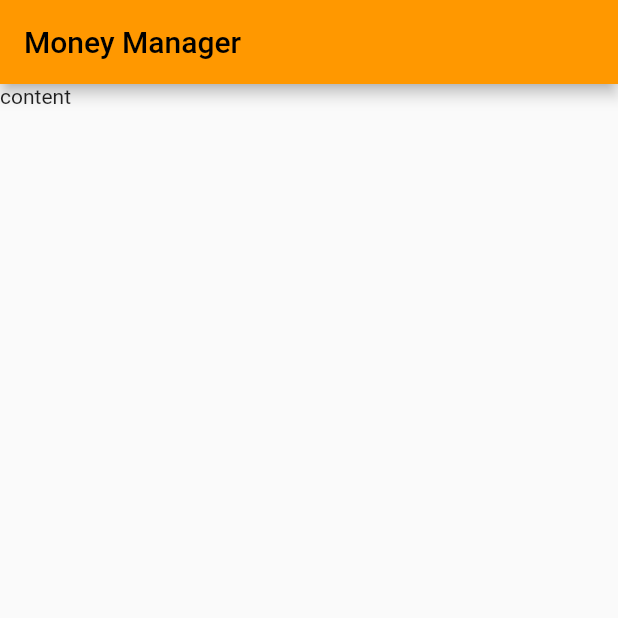
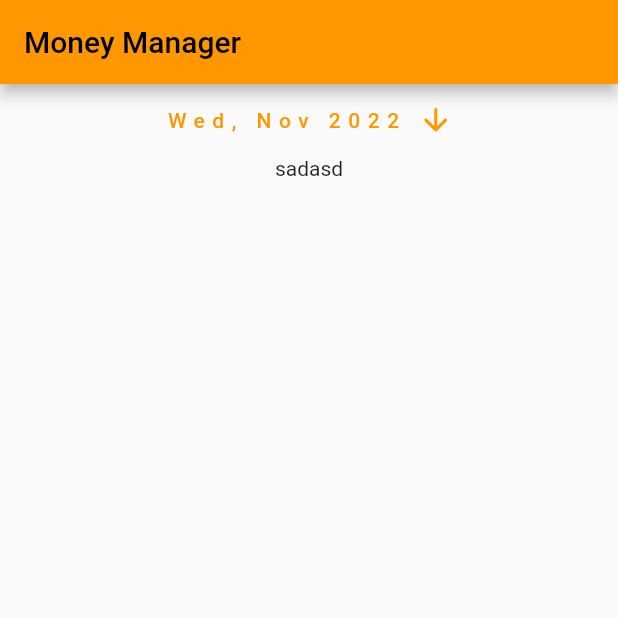
Before and after one commit to YasiruPriyadarshana/MoneyManager, a Flutter app: the screen it shows after launch, on a phone screen of 412 x 824 dp, the top half of it. Run offline on Flutter 3.47's test engine with Material 2 defaults, Android fonts, the phone set to English and light mode, and no system bars.

Commit message:
calendar toggle option

```diff
--- a/money_manager/lib/pages/home.dart
+++ b/money_manager/lib/pages/home.dart
@@ -10,13 +10,43 @@ class HomePage extends StatefulWidget {
 }
 
 class _HomePageState extends State<HomePage> {
+  Widget buildCalander = const SizedBox();
+  bool showCalander = false;
   @override
   Widget build(BuildContext context) {
     return Scaffold(
       appBar: AppBar(
         title: const Text('Money Manager'),
       ),
-      body: const Text('content'),
+      body: Column(
+        children: [
+          TextButton(
+            onPressed: () {
+              setState(() {
+                showCalander
+                    ? buildCalander = const SizedBox()
+                    : buildCalander = const Text('this is it');
+              });
+
+              showCalander = !showCalander;
+            },
+            child: Row(
+              mainAxisAlignment: MainAxisAlignment.center,
+              children: const [
+                Text('Wed, Nov 2022', style: TextStyle(letterSpacing: 5.0)),
+                SizedBox(
+                  width: 10.0,
+                ),
+                Icon(Icons.arrow_downward_rounded)
+              ],
+            ),
+          ),
+          const Center(
+            child: Text('sadasd'),
+          ),
+          buildCalander
+        ],
+      ),
     );
   }
 }
```
Also changed, not shown: money_manager/lib/widgets/calender.dart (added).
